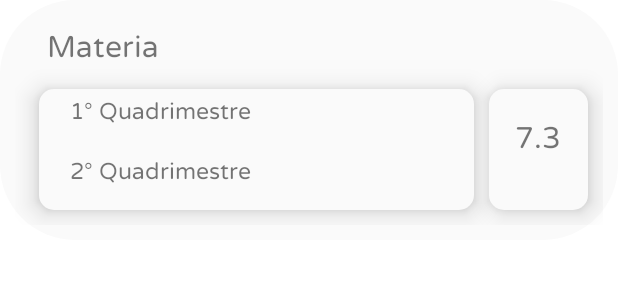
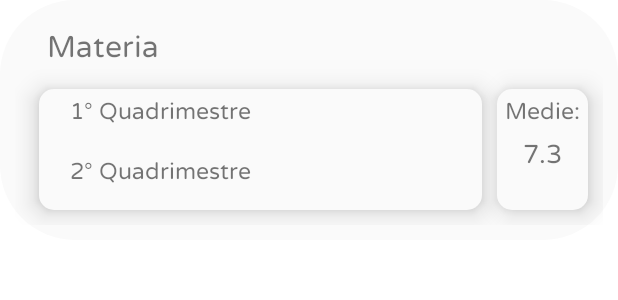
Before and after one commit to Giua-app/Giua-App, an Android app: the layout vote_component.xml on its own in the app's theme, with its tools: preview values and no code run, on a phone screen of 412 x 824 dp. Shown: the top 300 px of the screen. Run offline under Robolectric (Android 15) with nearby library versions, the phone set to English and light mode, and no system bars.

Commit message:
Updated vote fragment UI

```diff
--- a/app/src/main/java/com/giua/app/ui/voti/VoteView.java
+++ b/app/src/main/java/com/giua/app/ui/voti/VoteView.java
@@ -69,20 +69,20 @@ public class VoteView extends LinearLayout {
 
         for(Vote vote : allVotes){
             TextView tvVote = new TextView(getContext(), null);
+            tvVote.setTextAlignment(View.TEXT_ALIGNMENT_CENTER);
+            tvVote.setTypeface(ResourcesCompat.getFont(getContext(), R.font.varela_round_regular));
+            tvVote.setId(View.generateViewId());
+            tvVote.setBackground(ContextCompat.getDrawable(getContext(), R.drawable.single_vote_style));
+
+            tvVote.setTextSize(18f);
+            tvVote.setLayoutParams(singleVoteParams);
+            tvVote.setPadding(5,5,5,5);
 
             if(!vote.isAsterisk)
                 tvVote.setText(vote.value);
             else
                 tvVote.setText("*");
-            tvVote.setTextAlignment(View.TEXT_ALIGNMENT_CENTER);
-            tvVote.setTypeface(ResourcesCompat.getFont(getContext(), R.font.varela_round_regular));
-            tvVote.setId(View.generateViewId());
-            tvVote.setBackground(ContextCompat.getDrawable(getContext(), R.drawable.single_vote_style));
             tvVote.setBackgroundTintList(getColorFromVote(getNumberFromVote(vote)));
-            tvVote.setTextSize(18f);
-            tvVote.setLayoutParams(singleVoteParams);
-            tvVote.setPadding(5,5,5,5);
-
             if(vote.isFirstQuarterly)
                 listVoteLayout1.addView(tvVote);
             else
--- a/app/src/main/res/layout/vote_component.xml
+++ b/app/src/main/res/layout/vote_component.xml
@@ -117,11 +117,19 @@
         app:layout_constraintTop_toTopOf="@+id/list_vote_layout">
 
         <TextView
+            android:id="@+id/mean_layout_text_view"
+            android:layout_width="match_parent"
+            android:layout_height="wrap_content"
+            android:fontFamily="@font/varela_round_regular"
+            android:text="Medie:"
+            android:textSize="15sp" />
+
+        <TextView
             android:id="@+id/text_view_vote_primo_quadrimestre"
-            android:layout_width="55dp"
+            android:layout_width="50dp"
             android:layout_height="wrap_content"
-            android:layout_marginTop="10dp"
-            android:background="@drawable/mean_vote_style"
+            android:layout_marginTop="3dp"
+            android:background="@drawable/single_vote_style"
             android:fontFamily="@font/varela_round_regular"
             android:paddingStart="5dp"
             android:paddingTop="5dp"
@@ -129,7 +137,7 @@
             android:paddingBottom="5dp"
             android:text="7.3"
             android:textAlignment="center"
-            android:textSize="20sp"
+            android:textSize="17sp"
             app:layout_constraintBottom_toBottomOf="parent"
             app:layout_constraintEnd_toEndOf="parent"
             app:layout_constraintTop_toBottomOf="@+id/text_view_subject"
@@ -137,10 +145,10 @@
 
         <TextView
             android:id="@+id/text_view_vote_secondo_quadrimestre"
-            android:layout_width="55dp"
+            android:layout_width="50dp"
             android:layout_height="wrap_content"
-            android:layout_marginTop="35dp"
-            android:background="@drawable/mean_vote_style"
+            android:layout_marginTop="32dp"
+            android:background="@drawable/single_vote_style"
             android:fontFamily="@font/varela_round_regular"
             android:paddingStart="5dp"
             android:paddingTop="5dp"
@@ -148,7 +156,7 @@
             android:paddingBottom="5dp"
             android:text="7.3"
             android:textAlignment="center"
-            android:textSize="20sp"
+            android:textSize="17sp"
             app:layout_constraintBottom_toBottomOf="parent"
             app:layout_constraintEnd_toEndOf="@+id/text_view_vote_primo_quadrimestre"
             app:layout_constraintHorizontal_bias="0.0"
```
